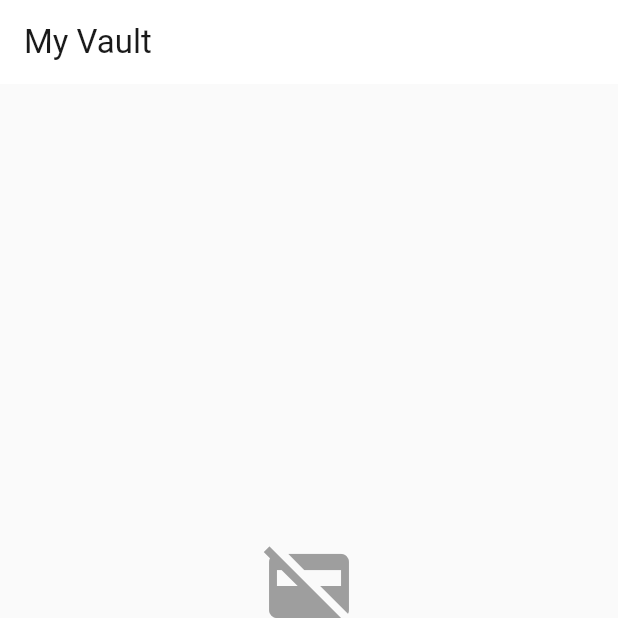
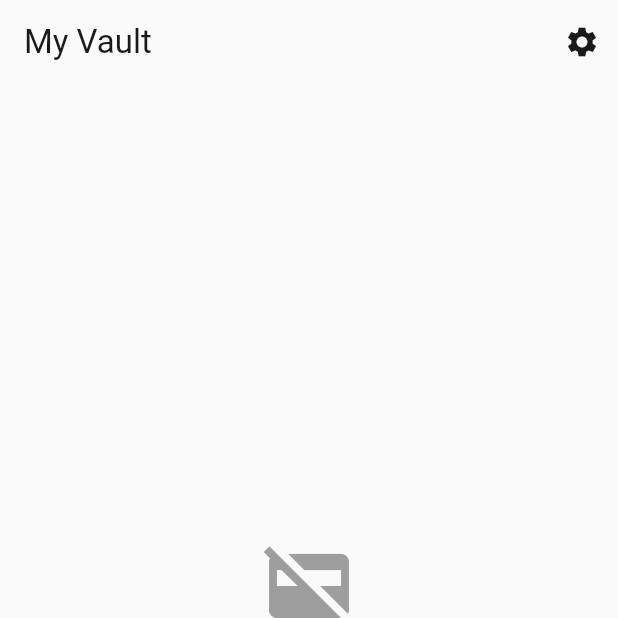
Before and after one commit to jimmybeer/sub-sentry, a Flutter app: the screen it shows after launch, on a phone screen of 412 x 824 dp, the top half of it. Run offline on Flutter 3.47's test engine with Material 3 defaults, Android fonts, the phone set to English and light mode, and no system bars; our stand-ins replace fl_chart, flutter_riverpod, go_router, google_fonts, hive, hive_flutter and 1 more; accounts and stored records are empty; generated files the repository leaves out were written again.

Commit message:
feat(settings): implement settings controller, screen and dark theme

```diff
--- a/lib/app/router/app_router.dart
+++ b/lib/app/router/app_router.dart
@@ -6,7 +6,7 @@ import '../../features/dashboard/presentation/dashboard_screen.dart';
 import '../../features/onboarding/presentation/onboarding_screen.dart';
 import '../../features/subscriptions/presentation/add_subscription_screen.dart';
 import '../../features/subscriptions/presentation/edit_subscription_screen.dart';
-import '../../features/settings/presentation/settings_screen.dart';
+import '../../features/settings/presentation/screens/settings_screen.dart';
 
 part 'app_router.g.dart';
 
--- a/lib/app/theme/app_theme.dart
+++ b/lib/app/theme/app_theme.dart
@@ -14,6 +14,12 @@ class AppTheme {
   // Text Colors
   static const Color textPrimary = Color(0xFF1A1A1A);
   static const Color textSecondary = Color(0xFF757575);
+
+  // Dark Colors
+  static const Color darkBackground = Color(0xFF121212);
+  static const Color darkSurface = Color(0xFF1E1E1E);
+  static const Color darkTextPrimary = Color(0xFFE0E0E0);
+  static const Color darkTextSecondary = Color(0xFFA0A0A0);
 
   static ThemeData get lightTheme {
     return ThemeData(
@@ -36,60 +42,105 @@ class AppTheme {
         onSurface: textPrimary,
       ),
       scaffoldBackgroundColor: background,
+      textTheme: _textTheme(textPrimary, textSecondary),
+      cardTheme: CardTheme(
+        color: surface,
+        elevation: 0,
+        shape: RoundedRectangleBorder(borderRadius: BorderRadius.circular(16)),
+      ),
+      floatingActionButtonTheme: const FloatingActionButtonThemeData(
+        backgroundColor: primary,
+        foregroundColor: Colors.white,
+        elevation: 4,
+        shape: RoundedRectangleBorder(
+            borderRadius: BorderRadius.all(Radius.circular(16))),
+      ),
+      appBarTheme: const AppBarTheme(
+        backgroundColor: background,
+        foregroundColor: textPrimary,
+        elevation: 0,
+        surfaceTintColor: Colors.transparent,
+      ),
+    );
+  }
 
-      // Typography
-      textTheme: TextTheme(
+  static ThemeData get darkTheme {
+    return ThemeData(
+      useMaterial3: true,
+      colorScheme: const ColorScheme(
+        brightness: Brightness.dark,
+        primary: primary, // Keep brand color? Or lighter variant?
+        onPrimary: Colors.white,
+        primaryContainer: Color(0xFF004D40), // Darker teal
+        onPrimaryContainer: Color(0xFFB2DFDB),
+        secondary: secondary,
+        onSecondary: Colors.white,
+        secondaryContainer: Color(0xFF5D4037),
+        onSecondaryContainer: Color(0xFFD7CCC8),
+        error: Color(0xFFCF6679),
+        onError: Colors.black,
+        background: darkBackground,
+        onBackground: darkTextPrimary,
+        surface: darkSurface,
+        onSurface: darkTextPrimary,
+      ),
+      scaffoldBackgroundColor: darkBackground,
+      textTheme: _textTheme(darkTextPrimary, darkTextSecondary),
+      cardTheme: CardTheme(
+        color: darkSurface,
+        elevation: 0,
+        shape: RoundedRectangleBorder(borderRadius: BorderRadius.circular(16)),
+      ),
+      floatingActionButtonTheme: const FloatingActionButtonThemeData(
+        backgroundColor: primary,
+        foregroundColor: Colors.white,
+        elevation: 4,
+        shape: RoundedRectangleBorder(
+            borderRadius: BorderRadius.all(Radius.circular(16))),
+      ),
+      appBarTheme: const AppBarTheme(
+        backgroundColor: darkBackground,
+        foregroundColor: darkTextPrimary,
+        elevation: 0,
+        surfaceTintColor: Colors.transparent,
+      ),
+    );
+  }
+
+  static TextTheme _textTheme(Color primaryColor, Color secondaryColor) {
+    return TextTheme(
       displayLarge: GoogleFonts.outfit(
         fontSize: 32,
         fontWeight: FontWeight.bold,
-          color: textPrimary,
+        color: primaryColor,
         letterSpacing: -1.0,
       ),
       headlineMedium: GoogleFonts.outfit(
         fontSize: 24,
         fontWeight: FontWeight.w600,
-          color: textPrimary,
+        color: primaryColor,
         letterSpacing: -0.5,
       ),
       titleMedium: GoogleFonts.outfit(
         fontSize: 18,
         fontWeight: FontWeight.w500,
-          color: textPrimary,
+        color: primaryColor,
       ),
       bodyLarge: GoogleFonts.inter(
         fontSize: 16,
         fontWeight: FontWeight.w400,
-          color: textPrimary,
+        color: primaryColor,
       ),
       bodyMedium: GoogleFonts.inter(
         fontSize: 14,
         fontWeight: FontWeight.w400,
-          color: textPrimary,
+        color: primaryColor,
       ),
       labelSmall: GoogleFonts.inter(
         fontSize: 11,
         fontWeight: FontWeight.bold,
-          color: textSecondary,
+        color: secondaryColor,
         letterSpacing: 0.5,
-        ),
-      ),
-
-      // Component Themes
-      cardTheme: CardTheme(
-        color: surface,
-        elevation: 0,
-        shape: RoundedRectangleBorder(
-          borderRadius: BorderRadius.circular(16),
-        ),
-      ),
-
-      floatingActionButtonTheme: const FloatingActionButtonThemeData(
-        backgroundColor: primary,
-        foregroundColor: Colors.white,
-        elevation: 4,
-        shape: RoundedRectangleBorder(
-          borderRadius: BorderRadius.all(Radius.circular(16)),
-        ),
       ),
     );
   }
--- a/lib/features/dashboard/presentation/dashboard_screen.dart
+++ b/lib/features/dashboard/presentation/dashboard_screen.dart
@@ -25,6 +25,12 @@ class _DashboardScreenState extends ConsumerState<DashboardScreen> {
       appBar: AppBar(
         title: const Text('My Vault'),
         centerTitle: false,
+        actions: [
+          IconButton(
+            icon: const Icon(Icons.settings),
+            onPressed: () => context.go('/home/settings'),
+          ),
+        ],
       ),
       body: asyncSubs.when(
         data: (subs) {
--- a/lib/main.dart
+++ b/lib/main.dart
@@ -3,6 +3,7 @@ import 'package:flutter_riverpod/flutter_riverpod.dart';
 import 'package:hive_flutter/hive_flutter.dart';
 import 'app/router/app_router.dart';
 import 'app/theme/app_theme.dart';
+import 'features/settings/presentation/providers/settings_controller.dart';
 import 'features/subscriptions/data/model/subscription_model.dart';
 import 'features/subscriptions/data/repository/hive_subscription_repository.dart';
 
@@ -33,12 +34,25 @@ class SubSentryApp extends ConsumerWidget {
   @override
   Widget build(BuildContext context, WidgetRef ref) {
     final router = ref.watch(goRouterProvider);
+    final settingsAsync = ref.watch(settingsControllerProvider);
 
-    return MaterialApp.router(
-      title: 'SubSentry',
-      theme: AppTheme.lightTheme,
-      routerConfig: router,
-      debugShowCheckedModeBanner: false,
+    return settingsAsync.when(
+      loading: () => const MaterialApp(
+        home: Scaffold(body: Center(child: CircularProgressIndicator())),
+        debugShowCheckedModeBanner: false,
+      ),
+      error: (e, st) => MaterialApp(
+        home: Scaffold(body: Center(child: Text('Initialization Error: $e'))),
+        debugShowCheckedModeBanner: false,
+      ),
+      data: (settings) => MaterialApp.router(
+        title: 'SubSentry',
+        theme: AppTheme.lightTheme,
+        darkTheme: AppTheme.darkTheme,
+        themeMode: settings.themeMode,
+        routerConfig: router,
+        debugShowCheckedModeBanner: false,
+      ),
     );
   }
 }
```
Also changed, not shown: lib/features/analysis/presentation/widgets/pulse_chart.dart (+109 -63 lines), lib/features/settings/presentation/providers/settings_controller.dart (added, +74 -0 lines), lib/features/settings/presentation/screens/settings_screen.dart (added, +110 -0 lines), lib/features/subscriptions/presentation/providers/subscription_controller.g.dart, 3 other files. Lines whose indentation alone changed are shown as unchanged.
